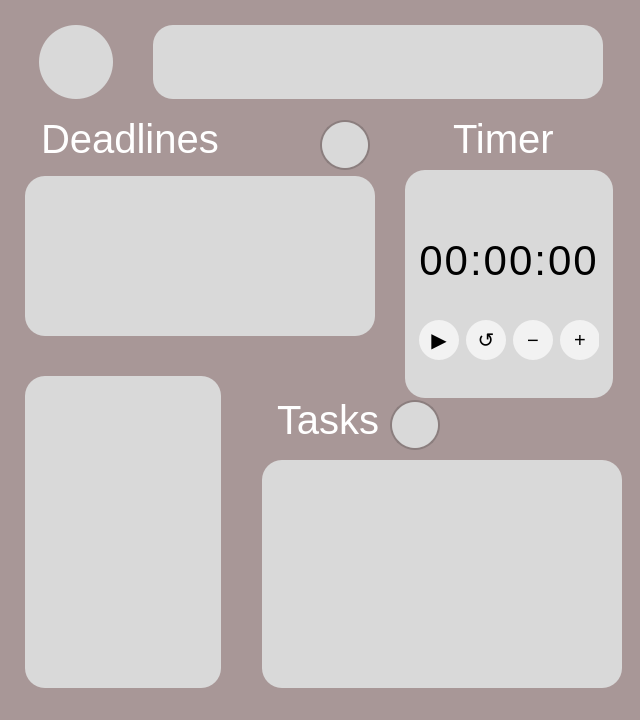
The window that grape/src/dashboard/dashboard.ui (rotat1ck/grape) describes before a commit, drawn with Qt 5.
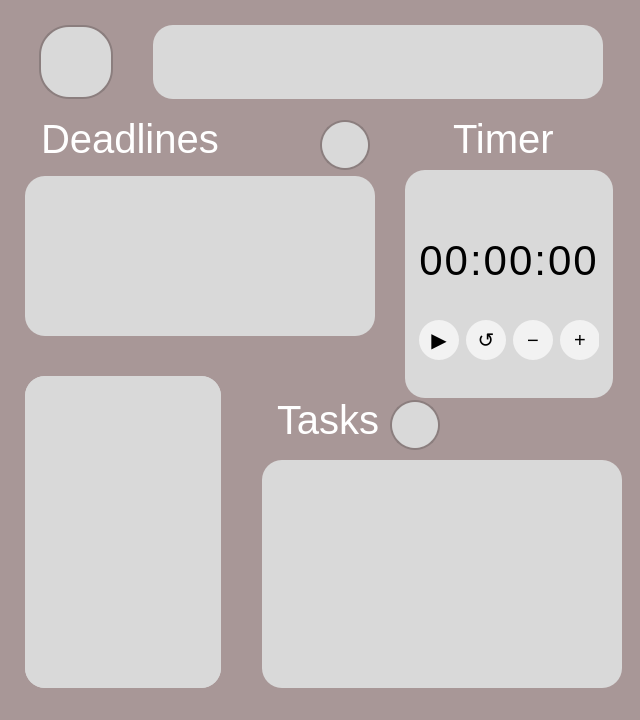
The same window after the commit. Icons and pictures are not drawn.

Diff of the .ui file:
```diff
--- a/grape/src/dashboard/dashboard.ui
+++ b/grape/src/dashboard/dashboard.ui
@@ -70,10 +70,27 @@
        </rect>
       </property>
       <property name="styleSheet">
-       <string notr="true">border-radius: 37px;
-
-background: #D9D9D9;
-
+       <string notr="true">QPushButton {
+    background-color: #D9D9D9;
+    border: 2px solid #8B7E7E;
+    border-radius: 30px;
+    font-family: 'Comfortaa';
+    font-size: 5px;
+    color: #8B2222;
+	icon-size: 16px;  
+    padding: 5px; 
+}
+QPushButton:hover {
+    background-color: #E5E5E5;
+    border-color: #FFFFFF;
+}
+QPushButton:pressed {
+    background-color: #C0C0C0;
+}
+QPushButton {
+    image: url(:/img/settings.svg);
+	
+}
 </string>
       </property>
       <property name="text">
@@ -545,6 +562,25 @@
        </property>
       </widget>
      </widget>
+     <widget class="QLineEdit" name="NotesLineEdit">
+      <property name="geometry">
+       <rect>
+        <x>25</x>
+        <y>376</y>
+        <width>196</width>
+        <height>312</height>
+       </rect>
+      </property>
+      <property name="styleSheet">
+       <string notr="true">background: #D9D9D9;
+border-radius: 20px;
+color: #786060;
+font-size: 20px;
+font-family: Comfortaa;
+padding: 5px;   
+overflow: hidden; </string>
+      </property>
+     </widget>
      <zorder>addDeadlineButton</zorder>
      <zorder>DeadlinesTimerBox</zorder>
      <zorder>AueWordsBox</zorder>
```
Left out of the diff: 1 changed line with no effect on the pictures.
